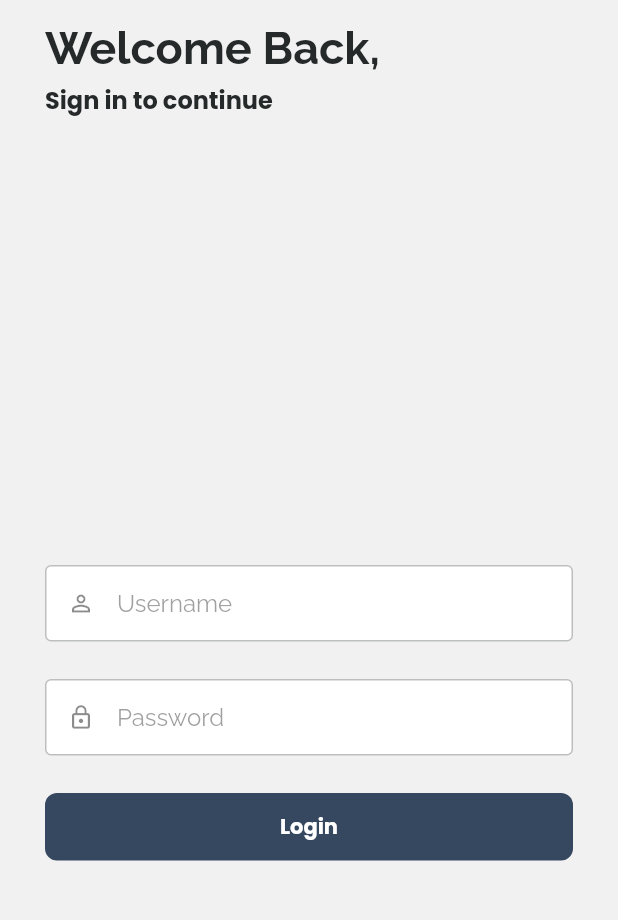
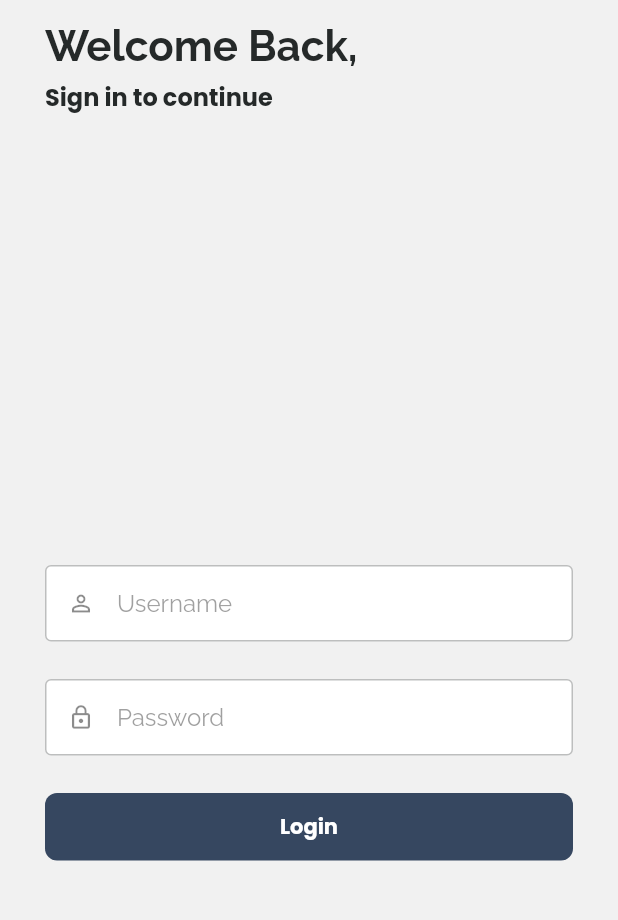
Before and after one commit to thedevsbuddy/flutter_fusion, a Flutter app: the screen it shows after launch, on a phone screen of 412 x 824 dp, the part 248-1168 px from its top. Run offline on Flutter 3.47's test engine with Material 2 defaults, Android fonts, the phone set to English and light mode, and no system bars; our stand-ins replace flutter_svg, get, get_storage, google_fonts, logger; missing offline and left inert: adaptive_ui.

Commit message:
Updated TextStyles helper

```diff
--- a/packages/basic_ui/lib/helpers/TextStyles.dart
+++ b/packages/basic_ui/lib/helpers/TextStyles.dart
@@ -14,11 +14,17 @@ class TextStyles {
   }
 
   static TextStyle? title(BuildContext context) {
-    return Theme.of(context).textTheme.headline2?.copyWith(fontSize: 30.0);
+    return Theme.of(context).textTheme.headline2?.copyWith(
+          fontSize: 28.0,
+          fontWeight: FontWeight.w600,
+        );
   }
 
   static TextStyle? subtitle(BuildContext context) {
-    return Theme.of(context).textTheme.headline3?.copyWith(fontSize: 25.0);
+    return Theme.of(context).textTheme.headline3?.copyWith(
+          fontSize: 24.0,
+          fontWeight: FontWeight.w600,
+        );
   }
 
   static TextStyle? body(BuildContext context) {
```
